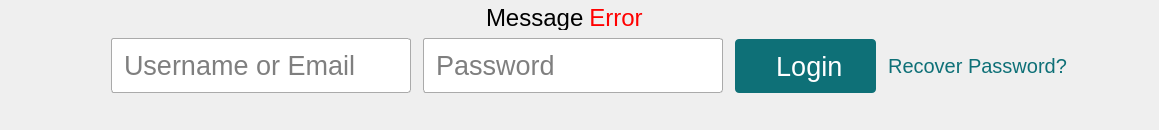
This is interface/ui/loginDialog.ui in vircadia/vircadia-native-core as Qt 5 draws it before an edit. The edited form follows.
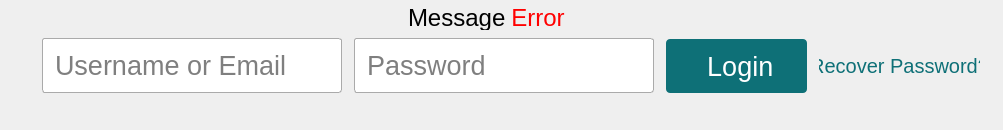
This is the edited form. Icons and pictures are not drawn.

Commit message: Fix issue with icon being disabled on login window while authenticating

What changed in the file:
```diff
--- a/interface/ui/loginDialog.ui
+++ b/interface/ui/loginDialog.ui
@@ -6,7 +6,7 @@
    <rect>
     <x>0</x>
     <y>0</y>
-    <width>1159</width>
+    <width>1003</width>
     <height>130</height>
    </rect>
   </property>
@@ -201,6 +201,62 @@
       <property name="bottomMargin">
        <number>30</number>
       </property>
+      <item>
+       <spacer name="spacerLeft">
+        <property name="orientation">
+         <enum>Qt::Horizontal</enum>
+        </property>
+        <property name="sizeHint" stdset="0">
+         <size>
+          <width>40</width>
+          <height>20</height>
+         </size>
+        </property>
+       </spacer>
+      </item>
+      <item>
+       <widget class="QWidget" name="logoArea" native="true">
+        <layout class="QHBoxLayout" name="horizontalLayout_4">
+         <property name="spacing">
+          <number>0</number>
+         </property>
+         <property name="leftMargin">
+          <number>0</number>
+         </property>
+         <property name="topMargin">
+          <number>0</number>
+         </property>
+         <property name="rightMargin">
+          <number>12</number>
+         </property>
+         <property name="bottomMargin">
+          <number>0</number>
+         </property>
+         <item>
+          <widget class="QLabel" name="logoLabel">
+           <property name="sizePolicy">
+            <sizepolicy hsizetype="Fixed" vsizetype="Preferred">
+             <horstretch>0</horstretch>
+             <verstretch>0</verstretch>
+            </sizepolicy>
+           </property>
+           <property name="minimumSize">
+            <size>
+             <width>0</width>
+             <height>0</height>
+            </size>
+           </property>
+           <property name="text">
+            <string/>
+           </property>
+           <property name="pixmap">
+            <pixmap>../resources/images/hifi-logo.png</pixmap>
+           </property>
+          </widget>
+         </item>
+        </layout>
+       </widget>
+      </item>
       <item>
        <widget class="QWidget" name="loginArea" native="true">
         <property name="sizePolicy">
@@ -237,16 +293,6 @@
          <property name="bottomMargin">
           <number>0</number>
          </property>
-         <item>
-          <widget class="QLabel" name="logoLabel">
-           <property name="text">
-            <string/>
-           </property>
-           <property name="pixmap">
-            <pixmap>../resources/images/hifi-logo.png</pixmap>
-           </property>
-          </widget>
-         </item>
          <item>
           <widget class="QLineEdit" name="emailLineEdit">
            <property name="sizePolicy">
@@ -400,6 +446,19 @@
         </layout>
        </widget>
       </item>
+      <item>
+       <spacer name="spacerRight">
+        <property name="orientation">
+         <enum>Qt::Horizontal</enum>
+        </property>
+        <property name="sizeHint" stdset="0">
+         <size>
+          <width>40</width>
+          <height>20</height>
+         </size>
+        </property>
+       </spacer>
+      </item>
      </layout>
     </widget>
    </item>
```
The commit also changes 1 other file.
